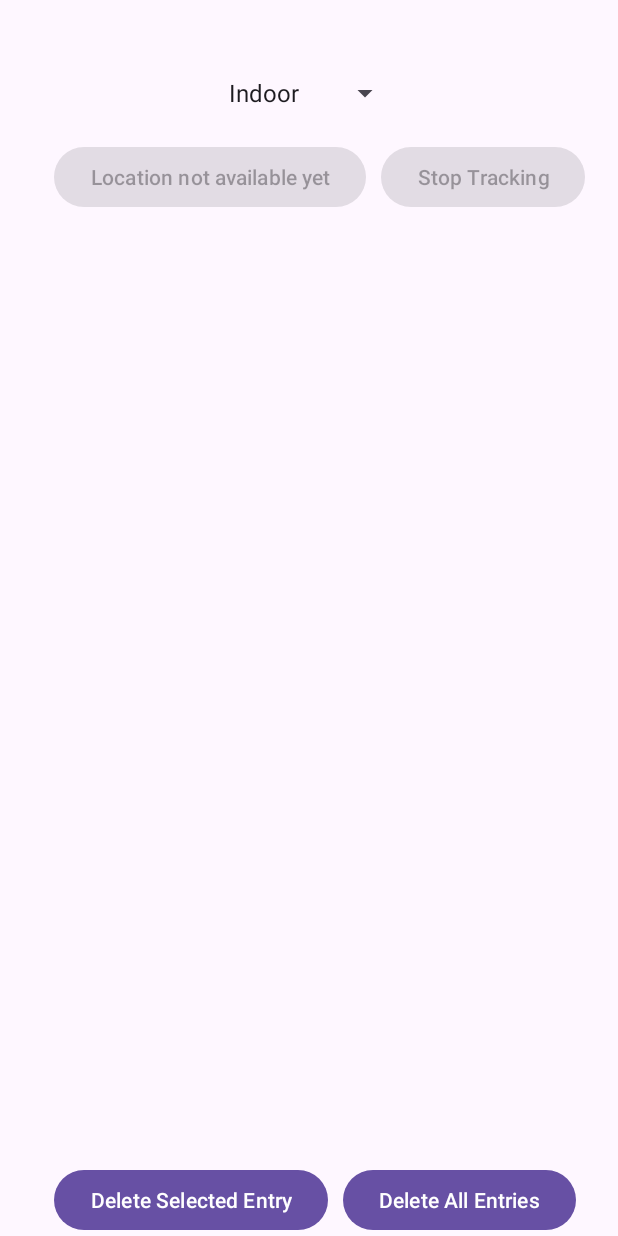
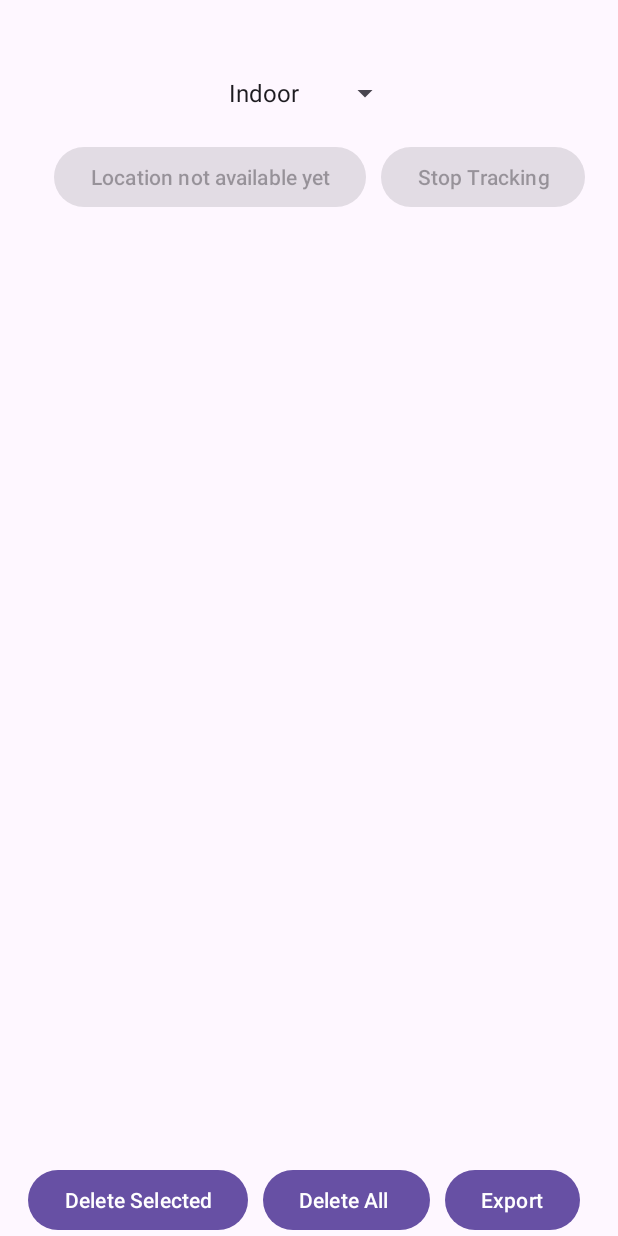
Before and after one commit to mtasd1/IOandroid, an Android app: the screen it shows after launch (MainActivity), on a phone screen of 412 x 824 dp. Run offline under Robolectric (Android 15) with nearby library versions, the phone set to English and light mode, and no system bars.

Commit message:
add Export functionality

```diff
--- a/app/src/main/AndroidManifest.xml
+++ b/app/src/main/AndroidManifest.xml
@@ -12,6 +12,7 @@
     <uses-permission android:name="android.permission.INTERNET"/>
     <uses-permission android:name="android.permission.ACCESS_NETWORK_STATE" />
     <uses-permission android:name="android.permission.ACCESS_WIFI_STATE" />
+
 
 
     <uses-permission android:name="android.permission.READ_PHONE_STATE" />
--- a/app/src/main/java/com/example/ioandroid/BluetoothService.kt
+++ b/app/src/main/java/com/example/ioandroid/BluetoothService.kt
@@ -51,7 +51,7 @@ class BluetoothService(private val context: Context) {
                 }
 
                 BluetoothAdapter.ACTION_DISCOVERY_FINISHED -> {
-                    Toast.makeText(context, "Discovery finished", Toast.LENGTH_SHORT).show()
+                    // Toast.makeText(context, "Discovery finished", Toast.LENGTH_SHORT).show()
                     stopDiscovery()
                 }
             }
@@ -84,7 +84,7 @@ class BluetoothService(private val context: Context) {
             addAction(BluetoothAdapter.ACTION_DISCOVERY_FINISHED)
         }
         context.registerReceiver(receiver, filter)
-        Toast.makeText(context, "Starting discovery", Toast.LENGTH_SHORT).show()
+        //Toast.makeText(context, "Starting discovery", Toast.LENGTH_SHORT).show()
 
         bluetoothAdapter.startDiscovery()
     }
--- a/app/src/main/java/com/example/ioandroid/GpsEntry.kt
+++ b/app/src/main/java/com/example/ioandroid/GpsEntry.kt
@@ -10,6 +10,6 @@ data class GpsEntry(
     }
 
     fun toCSV(): String {
-        return "$label,$cellStrength,$cellType,$timeStampNetwork,$hAccuracyNetwork,$vAccuracyNetwork,$bAccuracyNetwork,$speedAccuracyNetwork,$networkLocationType,$timeStampGPS,$hAccuracyGPS,$vAccuracyGPS,$bAccuracyGPS,$speedAccuracyGPS,$nrSatellitesInView, $nrSatellitesInFix,$minCn0GPS,$meanCn0GPS,$maxCn0GPS,$satellites,$nrBlDevices,$minCn0Bl,$meanCn0Bl,$maxCn0Bl,$bluetoothDevices,$nrWifiDevices,$minCn0Wifi,$meanCn0Wifi,$maxCn0Wifi,$wifiDevices"
+        return "$label;$cellStrength;$cellType;$timeStampNetwork;$hAccuracyNetwork;$vAccuracyNetwork;$bAccuracyNetwork;$speedAccuracyNetwork;$networkLocationType;$timeStampGPS;$hAccuracyGPS;$vAccuracyGPS;$bAccuracyGPS;$speedAccuracyGPS;$nrSatellitesInView; $nrSatellitesInFix;$minCn0GPS;$meanCn0GPS;$maxCn0GPS;$satellites;$nrBlDevices;$minCn0Bl;$meanCn0Bl;$maxCn0Bl;$bluetoothDevices;$nrWifiDevices;$minCn0Wifi;$meanCn0Wifi;$maxCn0Wifi;$wifiDevices"
     }
 }
--- a/app/src/main/java/com/example/ioandroid/LocationManagerService.kt
+++ b/app/src/main/java/com/example/ioandroid/LocationManagerService.kt
@@ -47,7 +47,7 @@ class LocationManagerService(private var activity: Activity): LocationService {
             for (i in 0 until nrSatellitesInView) {
                 //check if satellite is from gps, glonass, galileo or beidou
                 val isGPS = status.getConstellationType(i) == GnssStatus.CONSTELLATION_GPS
-                if(status.usedInFix(i)){
+                if(status.usedInFix(i)) {
                     satellites.add(Triple(getConstellationTypeString(status.getConstellationType(i)), status.getSvid(i), status.getCn0DbHz(i)))
                     nrSatellitesInFix++
                 }
@@ -55,7 +55,6 @@ class LocationManagerService(private var activity: Activity): LocationService {
             //sort the satellites by their signal strength
             satellites.sortByDescending { it.second }
             satellitesText = satellites.toString()
-            //Toast.makeText(activity, "in View: $nrSatellitesInView in Fix: $nrSatellitesInFix \n $satellitesText", Toast.LENGTH_SHORT).show()
         }
     }
 
@@ -131,7 +130,8 @@ class LocationManagerService(private var activity: Activity): LocationService {
     private fun startLocationUpdates(provider: String, locationListener: LocationListener) {
         unregisterGNSSStatusCallback()
         checkPermissions()
-        locationManager.requestLocationUpdates(provider, 1, 1f, locationListener)
+        //locationManager.requestLocationUpdates(provider, 2000, 0f, locationListener)
+        locationManager.requestSingleUpdate(provider, locationListener, null)
     }
 
     private fun unregisterGNSSStatusCallback() {
--- a/app/src/main/res/layout/activity_main.xml
+++ b/app/src/main/res/layout/activity_main.xml
@@ -58,10 +58,10 @@
         android:id="@+id/btnDelete"
         android:layout_width="wrap_content"
         android:layout_height="wrap_content"
-        android:text="Delete Selected Entry"
+        android:text="Delete Selected"
         app:layout_constraintBottom_toBottomOf="parent"
         app:layout_constraintEnd_toEndOf="parent"
-        app:layout_constraintHorizontal_bias="0.157"
+        app:layout_constraintHorizontal_bias="0.07"
         app:layout_constraintStart_toStartOf="parent" />
 
     <Button
@@ -71,6 +71,15 @@
         app:layout_constraintTop_toTopOf="@+id/btnDelete"
         app:layout_constraintStart_toEndOf="@+id/btnDelete"
         android:layout_marginStart="10dp"
-        android:text="Delete All Entries" />
+        android:text="Delete All " />
+
+    <Button
+        android:id="@+id/btnExport"
+        android:layout_width="wrap_content"
+        android:layout_height="wrap_content"
+        app:layout_constraintTop_toTopOf="@+id/btnDeleteAll"
+        app:layout_constraintStart_toEndOf="@+id/btnDeleteAll"
+        android:layout_marginStart="10dp"
+        android:text="Export" />
 
 </androidx.constraintlayout.widget.ConstraintLayout>
```
Also changed, not shown: app/src/main/java/com/example/ioandroid/MainActivity.kt (+51 -2 lines).
